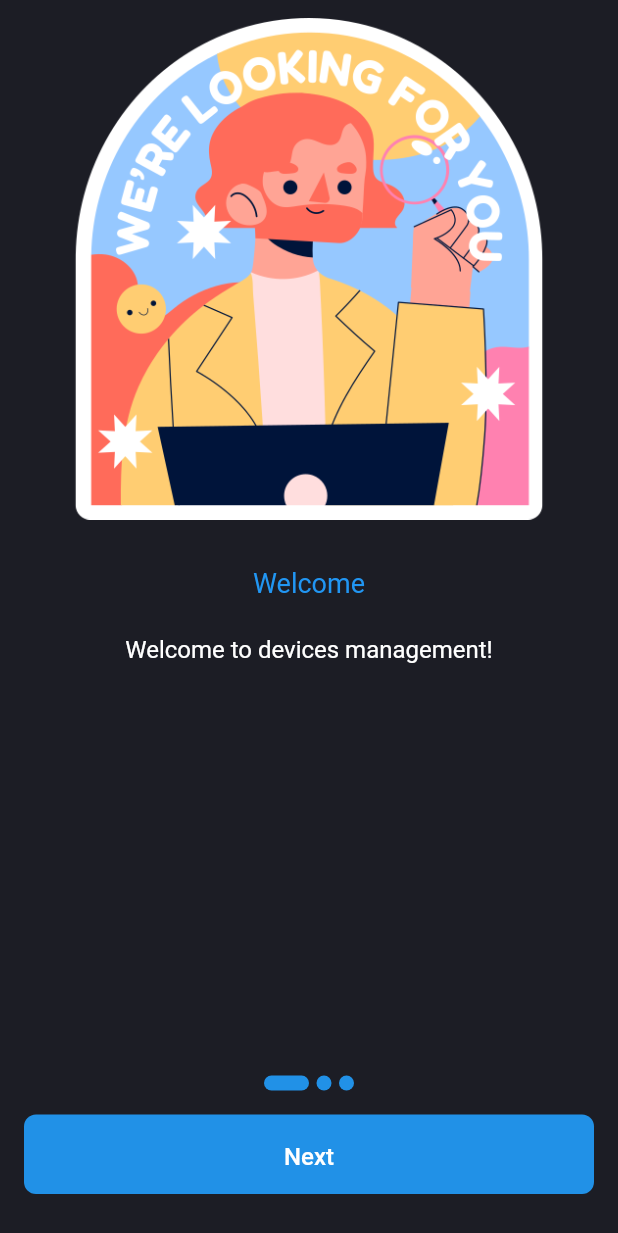
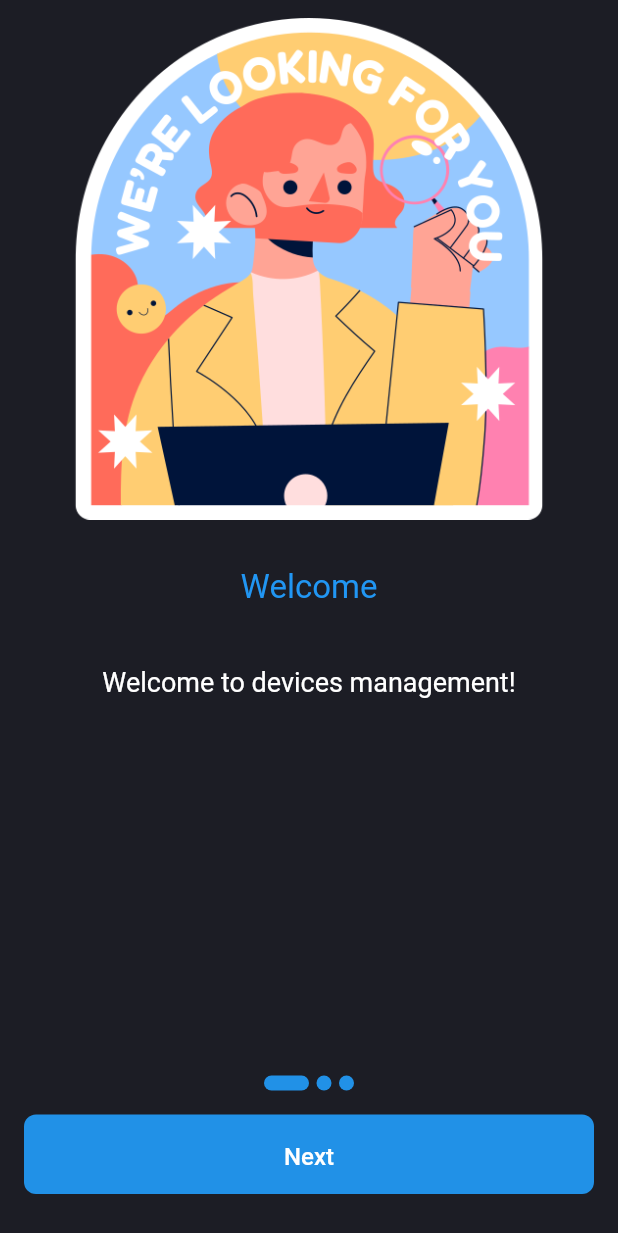
Before and after one commit to 4st-pho/device_manage, a Flutter app: the screen it shows after launch, on a phone screen of 412 x 824 dp. Shown: the top 1233 px of the screen. Run offline on Flutter 3.47's test engine with Material 2 defaults, Android fonts, the phone set to English and light mode, and no system bars; our stand-ins replace cloud_firestore, firebase_auth, firebase_core, firebase_storage, fl_chart, google_nav_bar and 4 more; accounts and stored records are empty.

Commit message:
change onbroad text size

```diff
--- a/lib/pages/onbroad/widgets/onbroad_item.dart
+++ b/lib/pages/onbroad/widgets/onbroad_item.dart
@@ -1,5 +1,5 @@
 import 'package:flutter/material.dart';
-import '../../../constants/app_style.dart';
+import 'package:manage_devices_app/constants/app_style.dart';
 
 class OnroadItem extends StatelessWidget {
   final String image;
@@ -34,19 +34,19 @@ class OnroadItem extends StatelessWidget {
                     Expanded(
                       child: Text(
                         title,
-                        style: AppStyle.blueTitle,
+                        style: AppStyle.blueHeadline,
                         textAlign: TextAlign.center,
                       ),
                     ),
                   ],
                 ),
-                const SizedBox(height: 20),
+                const SizedBox(height: 40),
                 Row(
                   children: [
                     Expanded(
                       child: Text(
                         content,
-                        style: AppStyle.whiteText,
+                        style: AppStyle.whiteTitle,
                         textAlign: TextAlign.center,
                       ),
                     )
```
